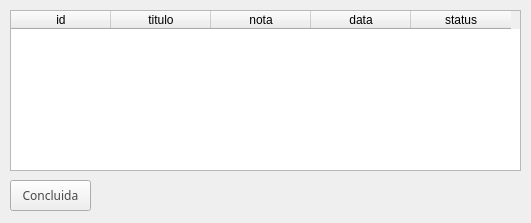
Before: the Qt Designer form views/formListarConcluidos.ui in andrecamposdelfino/agenda, drawn with Qt 5.
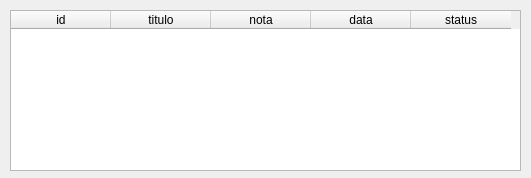
After: the same form once the commit is applied.

What changed in the file:
```diff
--- a/views/formListarConcluidos.ui
+++ b/views/formListarConcluidos.ui
@@ -7,7 +7,7 @@
     <x>0</x>
     <y>0</y>
     <width>531</width>
-    <height>223</height>
+    <height>178</height>
    </rect>
   </property>
   <property name="windowTitle">
@@ -58,30 +58,6 @@
      </property>
     </column>
    </widget>
-   <widget class="QPushButton" name="btnNovo">
-    <property name="geometry">
-     <rect>
-      <x>10</x>
-      <y>180</y>
-      <width>81</width>
-      <height>31</height>
-     </rect>
-    </property>
-    <property name="font">
-     <font>
-      <family>sans-serif</family>
-     </font>
-    </property>
-    <property name="styleSheet">
-     <string notr="true">#btnNovo{
-color:#484848;
-font-family:sans-serif;
-}</string>
-    </property>
-    <property name="text">
-     <string>Concluida</string>
-    </property>
-   </widget>
   </widget>
  </widget>
  <resources/>
```
